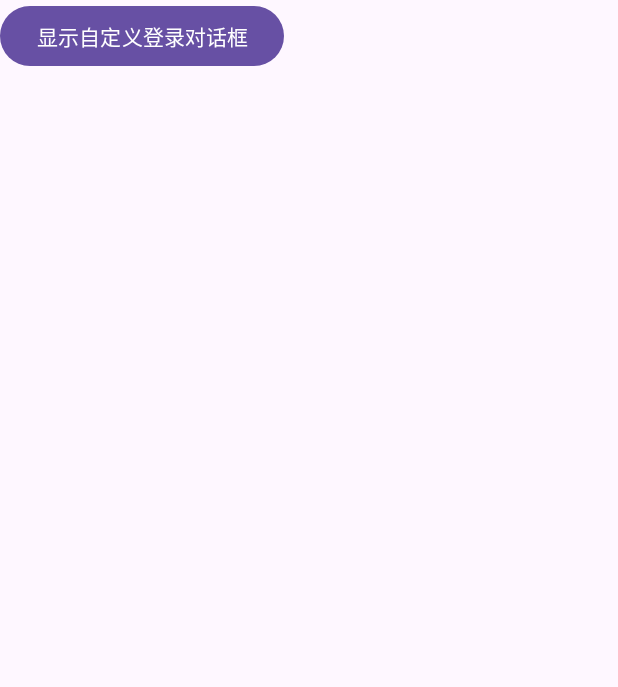
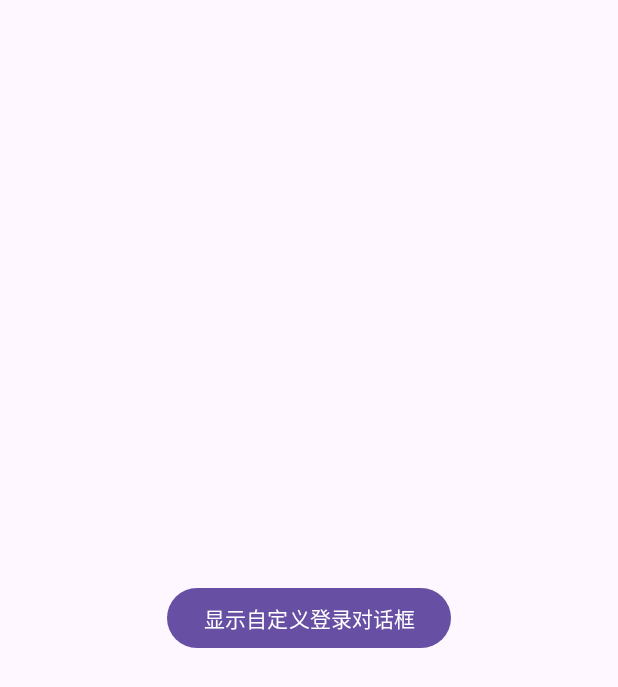
Before and after one commit to ShanGuixiu/android_exp03, an Android app: the AlertDialogActivity screen opened directly, with no data from a screen before it, on a phone screen of 412 x 824 dp. Shown: the top 687 px of the screen. Run offline under Robolectric (Android 15) with nearby library versions, the phone set to English and light mode, and no system bars.

Commit message:
优化部分功能实现，补充README实验报告

```diff
--- a/app/src/main/java/edu/fjnu/exp3/AlertDialogActivity.java
+++ b/app/src/main/java/edu/fjnu/exp3/AlertDialogActivity.java
@@ -15,7 +15,6 @@ import androidx.core.view.ViewCompat;
 import androidx.core.view.WindowInsetsCompat;
 
 public class AlertDialogActivity extends AppCompatActivity {
-    private Button btnShowCustomDialog;
     @Override
     protected void onCreate(Bundle savedInstanceState) {
         super.onCreate(savedInstanceState);
@@ -27,7 +26,7 @@ public class AlertDialogActivity extends AppCompatActivity {
             return insets;
         });
         // 初始化“显示对话框”按钮
-        btnShowCustomDialog = findViewById(R.id.btn_show_custom_dialog);
+        Button btnShowCustomDialog = findViewById(R.id.btn_show_custom_dialog);
         btnShowCustomDialog.setOnClickListener(v -> showCustomLoginDialog());
     }
 
--- a/app/src/main/java/edu/fjnu/exp3/MenuActivity.java
+++ b/app/src/main/java/edu/fjnu/exp3/MenuActivity.java
@@ -34,9 +34,8 @@ public class MenuActivity extends AppCompatActivity {
      */
     @Override
     public boolean onCreateOptionsMenu(Menu menu) {
-        // 加载res/menu/menu_text_setting.xml定义的菜单
         getMenuInflater().inflate(R.menu.menu_text_setting, menu);
-        return true; // 返回true表示显示菜单
+        return true;
     }
 
     /**
--- a/app/src/main/res/layout/activity_alert_dialog.xml
+++ b/app/src/main/res/layout/activity_alert_dialog.xml
@@ -12,5 +12,10 @@
         android:id="@+id/btn_show_custom_dialog"
         android:layout_width="wrap_content"
         android:layout_height="wrap_content"
-        android:text="@string/login_alarm_dialog" />
+        android:text="@string/login_alarm_dialog"
+        app:layout_constraintBottom_toBottomOf="parent"
+        app:layout_constraintEnd_toEndOf="parent"
+        app:layout_constraintStart_toStartOf="parent"
+        app:layout_constraintTop_toTopOf="parent"
+        tools:ignore="MissingConstraints" />
 </androidx.constraintlayout.widget.ConstraintLayout>
```
Also changed, not shown: app/src/main/AndroidManifest.xml (+7 -1 lines), app/src/main/java/edu/fjnu/exp3/ActionModeActivity.java (+5 -5 lines), app/src/main/java/edu/fjnu/exp3/ListActivity.java (+86 -21 lines), 1 other file.
